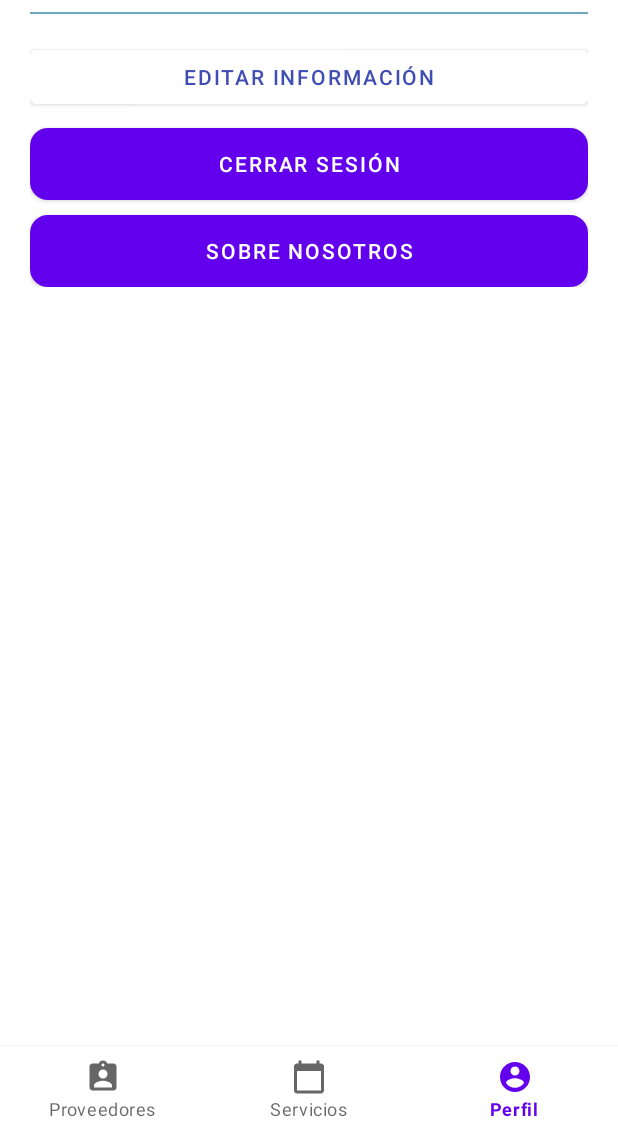
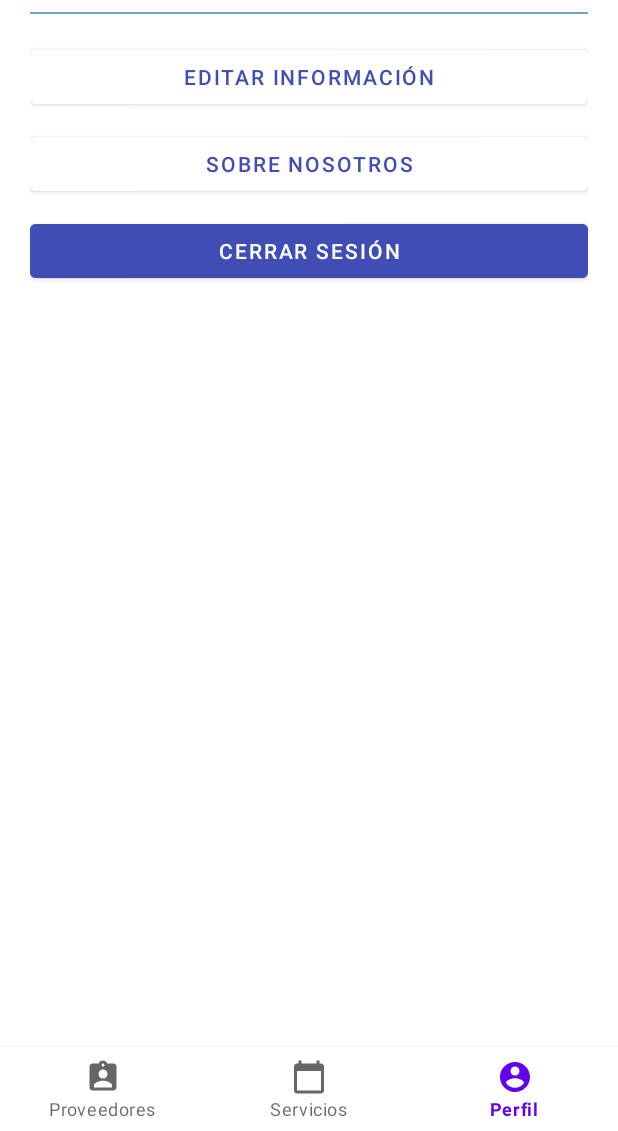
Before and after one commit to DiegoMontes20/DealApp, an Android app: the NotificationsFragment screen opened through its navigation route, on a phone screen of 412 x 824 dp, the part 105-1236 px from its top. Run offline under Robolectric (Android 15) with nearby library versions, the phone set to English and light mode, and no system bars; our stand-ins replace navigation-ui; network calls fail; 2 statements that could not run were skipped.

Commit message:
Fix: Corrección de botones, clasificación de citas en AgendaSummary

```diff
--- a/app/build.gradle
+++ b/app/build.gradle
@@ -59,6 +59,7 @@ dependencies {
     implementation 'com.google.firebase:firebase-analytics-ktx'
     implementation 'com.google.firebase:firebase-messaging'
     implementation 'com.squareup.picasso:picasso:2.71828'
+
     implementation 'pl.droidsonroids.gif:android-gif-drawable:1.2.16'
     // Coroutines to make the HTTP requests asynchronous(In the background thread)
     implementation 'org.jetbrains.kotlinx:kotlinx-coroutines-android:1.3.9'
--- a/app/src/main/java/mx/edu/utez/deal/AppoinmentProcess/DetailProvider.kt
+++ b/app/src/main/java/mx/edu/utez/deal/AppoinmentProcess/DetailProvider.kt
@@ -6,7 +6,6 @@ import androidx.appcompat.app.AppCompatActivity
 import android.os.Bundle
 import android.util.Base64
 import androidx.core.view.isVisible
-import com.squareup.picasso.Picasso
 import kotlinx.android.synthetic.main.activity_detalle_proveedor.*
 import mx.edu.utez.deal.Prefs.PrefsApplication
 import mx.edu.utez.deal.chat2.AgendaSummary
--- a/app/src/main/java/mx/edu/utez/deal/AppoinmentProcess/horarioActivity.kt
+++ b/app/src/main/java/mx/edu/utez/deal/AppoinmentProcess/horarioActivity.kt
@@ -90,7 +90,7 @@ class horarioActivity : AppCompatActivity() {
     fun dialog(){
         val builder = AlertDialog.Builder(this)
         builder.setTitle("Confirmación de horario y fecha")
-        builder.setMessage("¿Está seguro de agendar en la fecha ${fecha} y la hora ${DetailProvider.tiempo}")
+        builder.setMessage("¿Está seguro de agendar en la fecha ${fecha} y la hora ${DetailProvider.tiempo}?")
         builder.setPositiveButton("Aceptar", DialogInterface.OnClickListener { dialog, which ->
            changeAct()
         })
--- a/app/src/main/java/mx/edu/utez/deal/ui/dashboard/DashboardFragment.kt
+++ b/app/src/main/java/mx/edu/utez/deal/ui/dashboard/DashboardFragment.kt
@@ -175,10 +175,4 @@ class DashboardFragment : Fragment() {
     }
 
 
-
-
-    override fun onDestroyView() {
-        super.onDestroyView()
-        _binding = null
-    }
 }
--- a/app/src/main/java/mx/edu/utez/deal/ui/home/HomeFragment.kt
+++ b/app/src/main/java/mx/edu/utez/deal/ui/home/HomeFragment.kt
@@ -224,10 +224,6 @@ class HomeFragment : Fragment() {
 
     }
 
-    override fun onDestroyView() {
-        super.onDestroyView()
-        _binding = null
-    }
     fun getRetrofit():Retrofit{
         return  Retrofit.Builder()
             .baseUrl(ConfIP.IP)
--- a/app/src/main/java/mx/edu/utez/deal/ui/notifications/NotificationsFragment.kt
+++ b/app/src/main/java/mx/edu/utez/deal/ui/notifications/NotificationsFragment.kt
@@ -66,9 +66,4 @@ class NotificationsFragment : Fragment() {
         startActivity(intent)
     }
 
-
-    override fun onDestroyView() {
-        super.onDestroyView()
-        _binding = null
-    }
 }
--- a/app/src/main/res/layout/activity_agenda_summary.xml
+++ b/app/src/main/res/layout/activity_agenda_summary.xml
@@ -25,7 +25,7 @@ tools:context=".chat2.AgendaSummary"
         android:textStyle="bold" />
 
     <TextView
-        android:id="@+id/txt_cancel"
+        android:id="@+id/txt_title"
         android:layout_width="wrap_content"
         android:layout_height="wrap_content"
         android:layout_marginTop="15dp"
@@ -147,7 +147,7 @@ tools:context=".chat2.AgendaSummary"
         android:orientation="horizontal">
 
         <ImageView
-            android:id="@+id/imageView"
+            android:id="@+id/btnChat"
             android:layout_width="70dp"
             android:layout_height="70dp"
             android:background="@drawable/redondeocompleto2"
--- a/app/src/main/res/layout/activity_detalle_proveedor.xml
+++ b/app/src/main/res/layout/activity_detalle_proveedor.xml
@@ -164,7 +164,7 @@
                             android:layout_width="300dp"
                             android:layout_height="40dp"
                             android:layout_marginTop="10dp"
-                            android:background="@drawable/redondeocompleto"
+                            android:backgroundTint="@color/primaryLight"
                             android:text="Abrir chat"
                             android:textColor="@color/white"  />
 
--- a/app/src/main/res/layout/activity_summary.xml
+++ b/app/src/main/res/layout/activity_summary.xml
@@ -149,7 +149,7 @@
             android:layout_width="140dp"
             android:layout_height="wrap_content"
             android:layout_marginLeft="30dp"
-            android:background="@drawable/redondeocompleto"
+            android:backgroundTint="@color/primaryDark"
 
             android:text="Confirmar"
             android:textColor="@color/white" />
--- a/app/src/main/res/layout/fragment_notifications.xml
+++ b/app/src/main/res/layout/fragment_notifications.xml
@@ -54,25 +54,24 @@
                 android:id="@+id/editarInformacion"
                 android:text="@string/editarInformacion"/>
 
-
-
             <Button
                 android:layout_width="match_parent"
                 android:layout_height="wrap_content"
-                android:background="@drawable/redondeocompleto"
-                android:textColor="@color/white"
-                android:layout_marginTop="10dp"
-                android:id="@+id/cerrarSesion"
-                android:text="@string/cerrar_sesion"/>
-            <Button
-                android:layout_width="match_parent"
-                android:layout_height="wrap_content"
-                android:background="@drawable/redondeocompleto"
-                android:textColor="@color/white"
+                android:backgroundTint="@color/white"
+                android:textColor="@color/primaryDark"
                 android:layout_marginTop="10dp"
                 android:id="@+id/sobrenosotros"
                 android:text="@string/sobrenosotros"/>
 
+            <Button
+                android:id="@+id/cerrarSesion"
+                android:layout_width="match_parent"
+                android:layout_height="wrap_content"
+                android:layout_marginTop="10dp"
+                android:backgroundTint="@color/primaryDark"
+                android:textColor="@color/white"
+                android:text="@string/cerrar_sesion"/>
+
         </LinearLayout>
 
     </LinearLayout>
--- a/app/src/main/res/values/colors.xml
+++ b/app/src/main/res/values/colors.xml
@@ -8,6 +8,7 @@
     <color name="black">#FF000000</color>
     <color name="white">#FFFFFFFF</color>
     <color name="primary">#7579E7</color>
+    <color name="red">#DA1616</color>
     <color name="primaryLight">#A9A8FF</color>
     <color name="primaryDark">#3F4DB4</color>
     <color name="secondary">#3F4DB4</color>
```
Also changed, not shown: app/src/main/java/mx/edu/utez/deal/chat2/AgendaSummary.kt (+25 -29 lines), app/src/main/res/layout/fragment_home.xml (+1 -11 lines).
